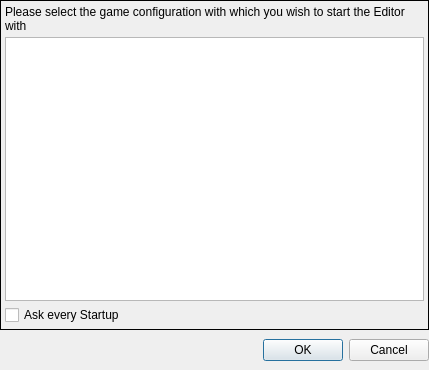
Old version of the form Editor/data_configs/config_manager.ui in the repository WohlSoft/Moondust-Project.
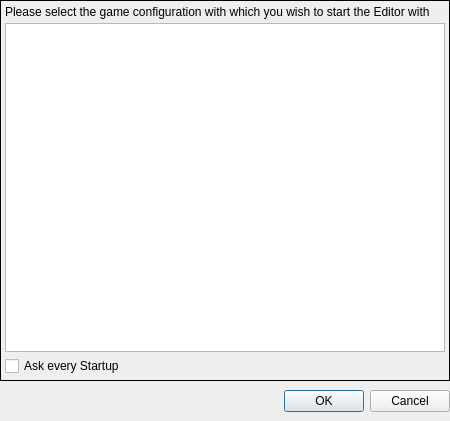
New version of the form. Icons and pictures are not drawn.

Diff of the .ui file:
```diff
--- a/Editor/data_configs/config_manager.ui
+++ b/Editor/data_configs/config_manager.ui
@@ -6,8 +6,8 @@
    <rect>
     <x>0</x>
     <y>0</y>
-    <width>429</width>
-    <height>370</height>
+    <width>450</width>
+    <height>421</height>
    </rect>
   </property>
   <property name="windowTitle">
```
